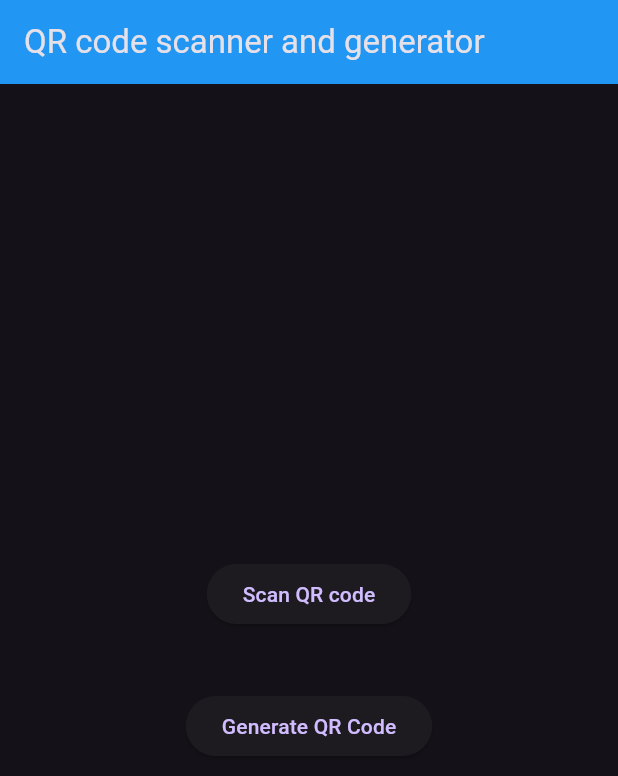
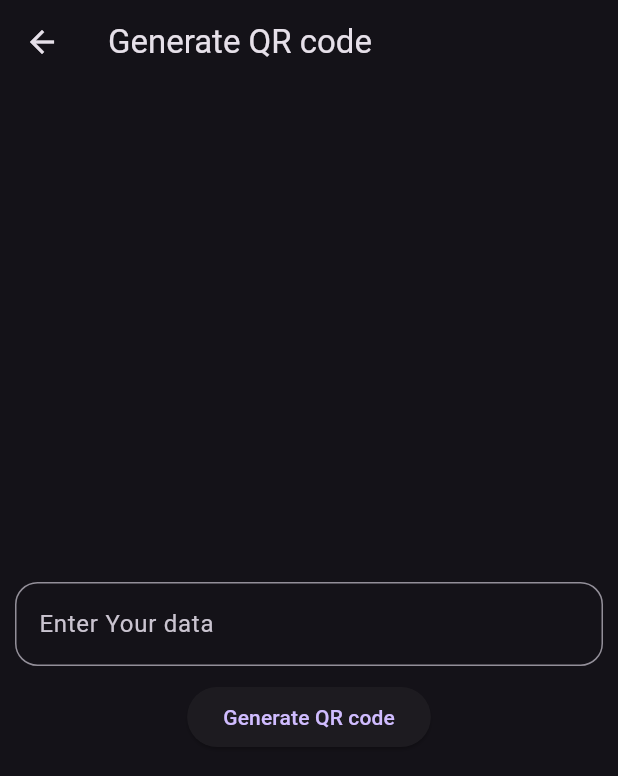
Before and after one commit to Abhay7592/qr_code_scanner_generator_app, a Flutter app: the screen it shows after launch, after a tap on "Generate QR Code", on a phone screen of 412 x 824 dp. Shown: the top 776 px of the screen. Run offline on Flutter 3.47's test engine with Material 3 defaults, Android fonts, the phone set to English and light mode, and no system bars; our stand-ins replace qr_flutter.

Commit message:
Generate Qr Code Function

```diff
--- /dev/null
+++ b/lib/generate_qr_code.dart
@@ -0,0 +1,55 @@
+import 'package:flutter/material.dart';
+import 'package:qr_flutter/qr_flutter.dart';
+
+class GenerateQrCode extends StatefulWidget {
+  const GenerateQrCode({super.key});
+
+  @override
+  State<GenerateQrCode> createState() => _GenerateQrCodeState();
+}
+
+class _GenerateQrCodeState extends State<GenerateQrCode> {
+  TextEditingController urlController = TextEditingController();
+  @override
+  Widget build(BuildContext context) {
+    return Scaffold(
+      appBar: AppBar(
+        title: Text("Generate QR code"),
+
+      ),
+      body: Center(
+        child: SingleChildScrollView(
+          child: Column(
+            mainAxisAlignment: MainAxisAlignment.center,
+            children: [
+              if(urlController.text.isNotEmpty)
+                QrImageView(data: urlController.text,size: 200,),
+
+              SizedBox(height: 10,),
+
+              Container(
+                padding: EdgeInsets.only(left: 10,right: 10),
+
+                child: TextField(
+                  controller: urlController,
+                  decoration: InputDecoration(
+                    hintText: "Enter Your data ",
+                    border: OutlineInputBorder(
+                      borderRadius: BorderRadius.circular(15)
+                    ),
+                    labelText:"Enter Your data ",
+                  ),
+                ),
+              ),
+              SizedBox(height: 10,),
+              ElevatedButton(onPressed: (){}, child: Text("Generate QR code"))
+
+
+
+            ],
+          ),
+        ),
+      ),
+    );
+  }
+}
--- a/lib/main.dart
+++ b/lib/main.dart
@@ -1,4 +1,6 @@
 import 'package:flutter/material.dart';
+import 'package:qr_code_scanner_generator/generate_qr_code.dart';
+import 'package:qr_code_scanner_generator/scan_qr_code.dart';
 
 void main() {
   runApp(const MyApp());
@@ -39,12 +41,14 @@ class _MyHomePageState extends State<MyHomePage> {
           children: [
             ElevatedButton(onPressed: (){
               setState(() {
+                Navigator.of(context).push(MaterialPageRoute(builder: (context)=>ScanQrCode()));
 
               });
             }, child: Text("Scan QR code")),
             SizedBox(height: 40,),
             ElevatedButton(onPressed: (){
               setState(() {
+                Navigator.of(context).push(MaterialPageRoute(builder: (context)=>GenerateQrCode()));
 
               });
             }, child: Text("Generate QR Code")),
--- /dev/null
+++ b/lib/scan_qr_code.dart
@@ -0,0 +1,15 @@
+import 'package:flutter/material.dart';
+
+class ScanQrCode extends StatefulWidget {
+  const ScanQrCode({super.key});
+
+  @override
+  State<ScanQrCode> createState() => _ScanQrCodeState();
+}
+
+class _ScanQrCodeState extends State<ScanQrCode> {
+  @override
+  Widget build(BuildContext context) {
+    return const Placeholder();
+  }
+}
--- a/pubspec.yaml
+++ b/pubspec.yaml
@@ -37,6 +37,7 @@ dependencies:
   cupertino_icons: ^1.0.2
 
   flutter_barcode_scanner: ^2.0.0
+  qr_flutter: ^4.1.0
 
 dev_dependencies:
   flutter_test:
```
Also changed, not shown: pubspec.lock.
